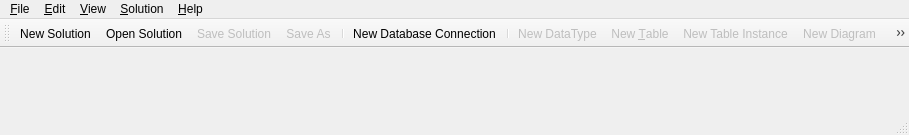
Qt form MainWindow.ui (fritzone/ddm) before a commit.
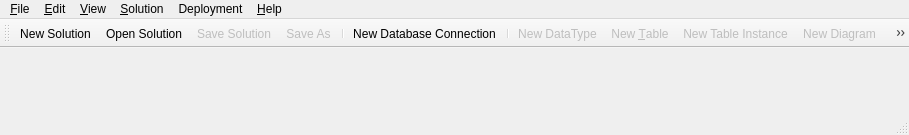
The same form after that commit. Icons and pictures are not drawn.

Patch:
```diff
--- a/MainWindow.ui
+++ b/MainWindow.ui
@@ -92,10 +92,18 @@
     <addaction name="action_Datatypes_Tree"/>
     <addaction name="action_ConnectionsTree"/>
    </widget>
+   <widget class="QMenu" name="menuDeployment">
+    <property name="title">
+     <string>Deployment</string>
+    </property>
+    <addaction name="action_Deploy"/>
+    <addaction name="action_DeploymentScript"/>
+   </widget>
    <addaction name="menu_File"/>
    <addaction name="menu_Edit"/>
    <addaction name="menu_View"/>
    <addaction name="menu_Solution"/>
+   <addaction name="menuDeployment"/>
    <addaction name="menu_Help"/>
   </widget>
   <widget class="QToolBar" name="mainToolBar">
```
Left out of the diff: 13 changed lines with no effect on the pictures.
